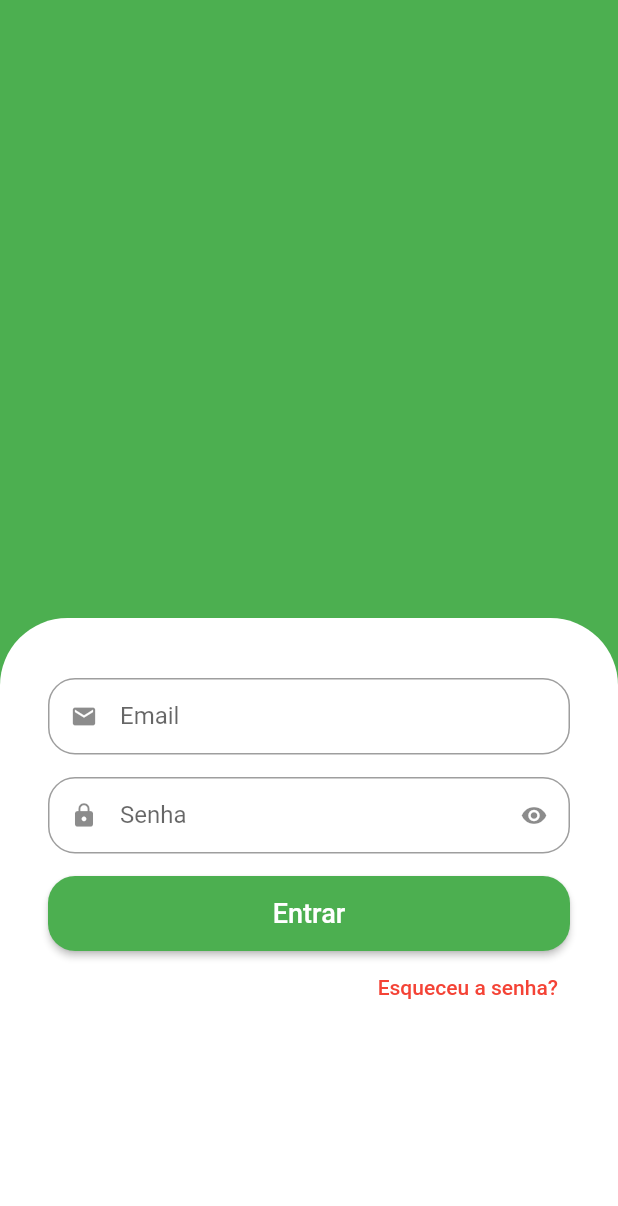
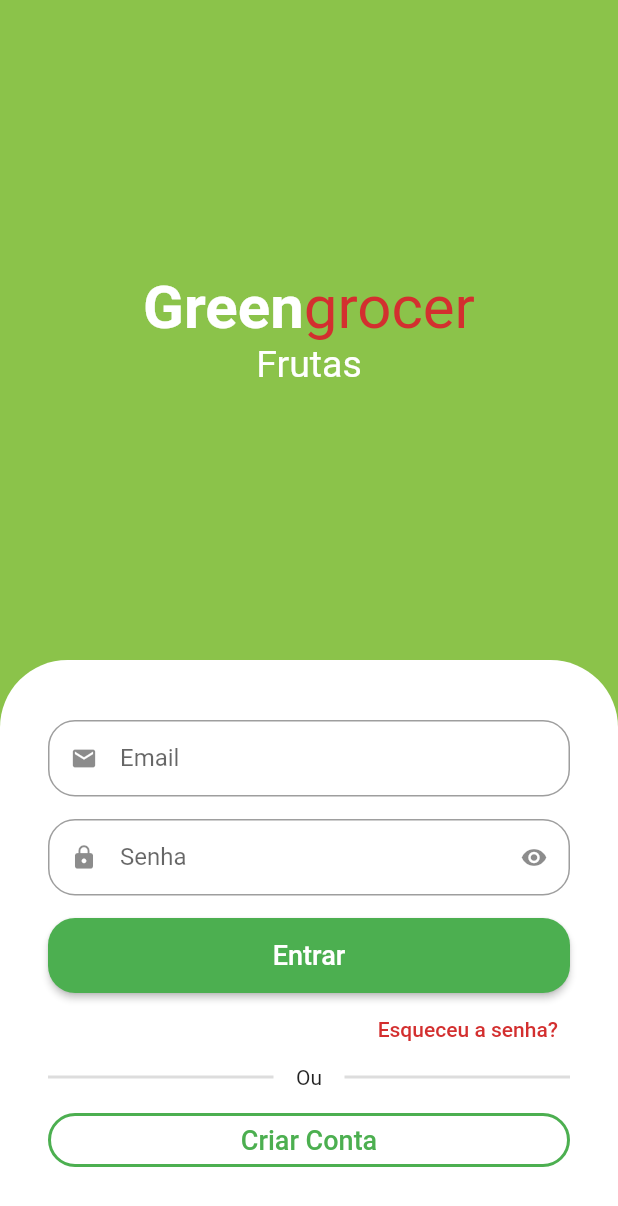
Before and after one commit to gabrieltenachous/greengrocer, a Flutter app: the screen it shows after launch, on a phone screen of 412 x 824 dp. Shown: the top 1206 px of the screen. Run offline on Flutter 3.47's test engine with Material 2 defaults, Android fonts, the phone set to English and light mode, and no system bars; drawn by our look-alikes of animated_text_kit.

Commit message:
FLUTTER UI TELA DE LOGIN

```diff
--- a/lib/src/auth/sign_in_screen.dart
+++ b/lib/src/auth/sign_in_screen.dart
@@ -1,21 +1,76 @@
+import 'package:animated_text_kit/animated_text_kit.dart';
 import 'package:flutter/material.dart';
 import 'package:greengrocer/src/auth/components/custom_text_field.dart';
+import 'package:greengrocer/src/config/custom_colors.dart';
 
 class SignInScreen extends StatelessWidget {
   const SignInScreen({super.key});
 
   @override
   Widget build(BuildContext context) {
+    final size = MediaQuery.of(context).size;
+
     return Scaffold(
-        backgroundColor: Colors.green,
-        body: Column(
+        backgroundColor: CustomColors.customSwatchColor,
+        body: SingleChildScrollView(
+          child: SizedBox(
+            height: size.height,
+            width: size.width,
+            child: Column(
               children: [
-            //row - col (grid)
-            Expanded(child: Container(color: Colors.green)),
                 Expanded(
-              child: Container(
-                padding:
-                    const EdgeInsets.symmetric(horizontal: 32, vertical: 40),
+                  child: Column(
+                    mainAxisAlignment: MainAxisAlignment.center,
+                    children: [
+                      Text.rich(
+                        TextSpan(
+                          style: const TextStyle(
+                            fontSize: 40
+                          ),
+                          children: [
+                            const TextSpan(
+                              text: 'Green',
+                              style:TextStyle(
+                                color:Colors.white,
+                                fontWeight: FontWeight.bold
+                              )
+                            ),
+                            TextSpan(
+                              text: 'grocer',
+                              style:TextStyle(
+                                color: CustomColors.customContrastColor,
+                              ),
+                            )
+                          ]
+                        )
+                      ),
+
+                      SizedBox(
+                        height: 30,
+                        child: DefaultTextStyle(
+                          style:const TextStyle(
+                            fontSize: 25,
+                          ),
+                          child: AnimatedTextKit(
+                            pause: Duration.zero,
+                            repeatForever: true,
+                            animatedTexts: [
+                              FadeAnimatedText('Frutas'),
+                              FadeAnimatedText('Verduras'),
+                              FadeAnimatedText('Frutas'),
+                              FadeAnimatedText('Legumes'),
+                              FadeAnimatedText('Carnes'),
+                              FadeAnimatedText('Laticíneos'),
+                            ],
+                          ),
+                        ),
+                      )
+                    ],
+                  )
+                ),
+                //Formulario
+                Container(
+                  padding: const EdgeInsets.symmetric(horizontal: 32, vertical: 40),
                   decoration: const BoxDecoration(
                     color: Colors.white,
                     borderRadius: BorderRadius.vertical(
@@ -30,6 +85,7 @@ class SignInScreen extends StatelessWidget {
                         //Senha
                         const CustomTextField(
                             icon: Icons.lock, label: 'Senha', isSecret: true),
+                        //Entrar
                         SizedBox(
                           height: 50,
                           width: 120,
@@ -43,18 +99,55 @@ class SignInScreen extends StatelessWidget {
                                 style: TextStyle(fontSize: 18),
                               )),
                         ),
+                        //Esqueceu a Senha
                         Align(
                           alignment: Alignment.centerRight,
                           child: TextButton(
                               onPressed: () {},
-                            child: const Text('Esqueceu a senha?',
-                                style: TextStyle(color: Colors.red))),
-                      )
-
+                              child: Text('Esqueceu a senha?',
+                                  style: TextStyle(color: CustomColors.customContrastColor))),
+                        ),
+                        //Divisor
+                        Padding(
+                          padding: const EdgeInsets.only(bottom: 10),
+                          child: Row(
+                            children: [
+                              Expanded(
+                                child: Divider(
+                                  color: Colors.grey.withAlpha(90),
+                                  thickness: 2,
+                                ),
+                              ),
+                              const Padding(
+                                padding: EdgeInsets.symmetric(horizontal: 15),
+                                child: Text('Ou'),
+                              ),
+                              Expanded(
+                                child: Divider(
+                                  color: Colors.grey.withAlpha(90),
+                                  thickness: 2,
+                                ),
+                              ),
+                            ],
+                          ),
+                        ),
+                        // Botão de novo usuario
+                        OutlinedButton(
+                            style: OutlinedButton.styleFrom(
+                                shape: RoundedRectangleBorder(
+                                    borderRadius: BorderRadius.circular(18)),
+                                side: const BorderSide(
+                                    width: 2, color: Colors.green)),
+                            onPressed: () {},
+                            child: const Text(
+                              'Criar Conta',
+                              style: TextStyle(fontSize: 18),
+                            ))
                       ]),
-              ),
                 )
               ],
+            ),
+          ),
         ));
   }
 }
--- /dev/null
+++ b/lib/src/config/custom_colors.dart
@@ -0,0 +1,22 @@
+import 'package:flutter/material.dart';
+
+  Map<int,Color> _swatchOpacity = {
+    50: const Color.fromRGBO(139,195, 74,0.1),
+    100: const Color.fromRGBO(139,195, 74,0.2),
+    200: const Color.fromRGBO(139,195, 74,0.3),
+    300: const Color.fromRGBO(139,195, 74,0.4),
+    400: const Color.fromRGBO(139,195, 74,0.5),
+    500: const Color.fromRGBO(139,195, 74,0.6),
+    600: const Color.fromRGBO(139,195, 74,0.7),
+    700: const Color.fromRGBO(139,195, 74,0.8),
+    800: const Color.fromRGBO(139,195, 74,0.9),
+    900: const Color.fromRGBO(139,195, 74,1)
+  };
+
+abstract class CustomColors{
+  static Color customContrastColor = Colors.red.shade700;
+
+  static MaterialColor customSwatchColor = MaterialColor(
+    0xFF8BC34A, _swatchOpacity
+  );
+}
--- a/pubspec.yaml
+++ b/pubspec.yaml
@@ -36,7 +36,7 @@ dependencies:
   # The following adds the Cupertino Icons font to your application.
   # Use with the CupertinoIcons class for iOS style icons.
   cupertino_icons: ^1.0.2
-
+  animated_text_kit: ^4.2.2
 dev_dependencies:
   flutter_test:
     sdk: flutter
```
Also changed, not shown: pubspec.lock. Lines whose indentation alone changed are shown as unchanged.
